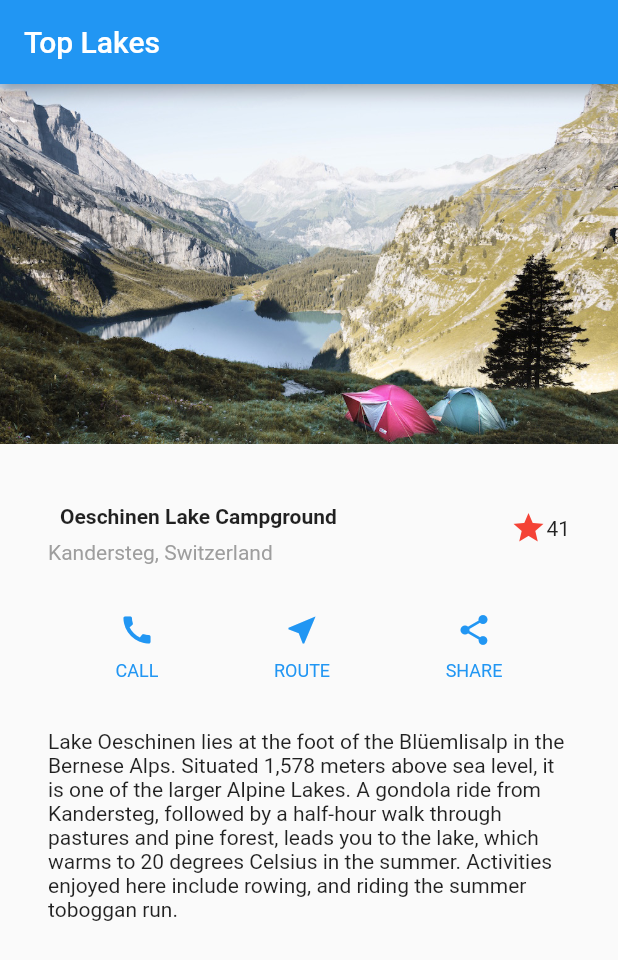
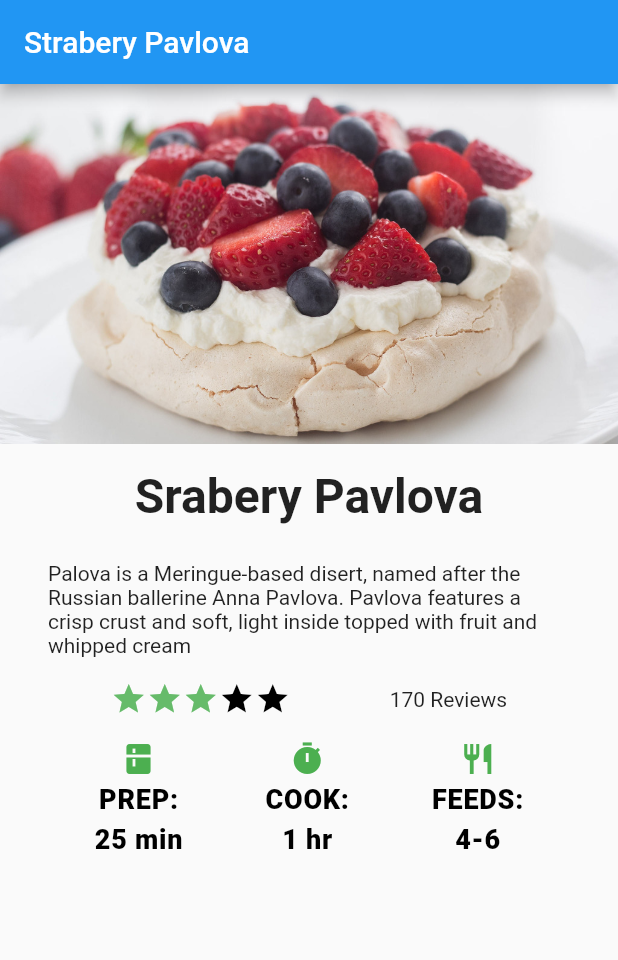
Before and after one commit to moti0375/flutter_layout_tutorial, a Flutter app: the screen it shows after launch, on a phone screen of 412 x 824 dp. Shown: the top 960 px of the screen. Run offline on Flutter 3.47's test engine with Material 2 defaults, Android fonts, the phone set to English and light mode, and no system bars.

Commit message:
Pavlova page with rating

```diff
--- a/lib/main.dart
+++ b/lib/main.dart
@@ -1,5 +1,5 @@
 import 'package:flutter/material.dart';
-
+import 'pavlova_page.dart';
 void main() => runApp(new MyApp());
 
 class MyApp extends StatelessWidget {
@@ -79,10 +79,7 @@ Lake Oeschinen lies at the foot of the Blüemlisalp in the Bernese Alps. Situate
       ),
     );
 
-    return MaterialApp(
-      title: 'Flutter UI Tutorial',
-      theme: ThemeData(primarySwatch: Colors.blue),
-      home: Scaffold(
+    var body = Scaffold(
       appBar: AppBar(
         title: Text('Top Lakes'),
       ),
@@ -94,7 +91,13 @@ Lake Oeschinen lies at the foot of the Blüemlisalp in the Bernese Alps. Situate
           textSection
         ],
       ),
-      ),
     );
+
+    return MaterialApp(
+      title: 'Flutter UI Tutorial',
+      theme: ThemeData(primarySwatch: Colors.blue),
+      home: PavlovaPage()
+    );
+
   }
 }
--- /dev/null
+++ b/lib/pavlova_page.dart
@@ -0,0 +1,97 @@
+import 'package:flutter/material.dart';
+
+class PavlovaPage extends StatelessWidget {
+  @override
+  Widget build(BuildContext context) {
+    Widget titleSection = Container(
+      padding: EdgeInsets.all(16.0),
+      child: Text("Srabery Pavlova",
+          textAlign: TextAlign.center,
+          style: TextStyle(fontSize: 32.0, fontWeight: FontWeight.bold)),
+    );
+
+    Widget textSection = Container(
+      padding: EdgeInsets.only(top: 8.0, bottom: 8.0, left: 32.0, right: 32.0),
+      child: Text(
+          "Palova is a Meringue-based disert, named after the Russian ballerine Anna Pavlova. Pavlova features "
+          "a crisp crust and soft, light inside topped with fruit and whipped cream"),
+    );
+
+    Widget ratingSection = Container(
+      padding: const EdgeInsets.all(8.0),
+      child: Row(
+        mainAxisAlignment: MainAxisAlignment.spaceEvenly,
+        children: <Widget>[
+          Row(
+            mainAxisAlignment: MainAxisAlignment.spaceEvenly,
+            mainAxisSize: MainAxisSize.min,
+            children: <Widget>[
+              Icon(Icons.star, color: Colors.green[400]),
+              Icon(Icons.star, color: Colors.green[400]),
+              Icon(Icons.star, color: Colors.green[400]),
+              Icon(Icons.star, color: Colors.black),
+              Icon(Icons.star, color: Colors.black),
+            ],
+          ),
+          Text('170 Reviews')
+        ],
+      ),
+    );
+
+    var textStyle = TextStyle(
+      color: Colors.black,
+      fontWeight: FontWeight.w800,
+      fontFamily: 'Roboto',
+      letterSpacing: 0.5,
+      fontSize: 18.0,
+      height: 1.5
+    );
+
+
+
+    var iconsRow = DefaultTextStyle.merge(style: textStyle,
+        child: Container(
+          padding: const EdgeInsets.all(8.0),
+          child: Row(
+            mainAxisAlignment: MainAxisAlignment.spaceEvenly,
+            children: <Widget>[
+              Column(
+                children: <Widget>[
+                  Icon(Icons.kitchen, color: Colors.green[500]),
+                  Text('PREP:'),
+                  Text('25 min')
+                ],
+              ),
+              Column(
+                children: <Widget>[
+                  Icon(Icons.timer, color: Colors.green[500]),
+                  Text('COOK:'),
+                  Text('1 hr')
+                ],
+              ),
+              Column(
+                children: <Widget>[
+                  Icon(Icons.restaurant, color: Colors.green[500]),
+                  Text('FEEDS:'),
+                  Text('4-6')
+                ],
+              ),
+            ],
+          ),
+        ));
+
+
+    return Scaffold(
+      appBar: AppBar(title: Text('Strabery Pavlova')),
+      body: ListView(
+        children: <Widget>[
+          Image.asset('images/pavlova.jpg',height: 240.0,fit: BoxFit.cover),
+          titleSection,
+          textSection,
+          ratingSection,
+          iconsRow
+        ],
+      ),
+    );
+  }
+}
--- a/pubspec.yaml
+++ b/pubspec.yaml
@@ -37,6 +37,7 @@ flutter:
   uses-material-design: true
   assets:
     - images/lake.jpg
+    - images/pavlova.jpg
 
   # An image asset can refer to one or more resolution-specific "variants", see
   # https://flutter.io/assets-and-images/#resolution-aware.
```
Also changed, not shown: images/pavlova.jpg (added). Lines whose indentation alone changed are shown as unchanged.
